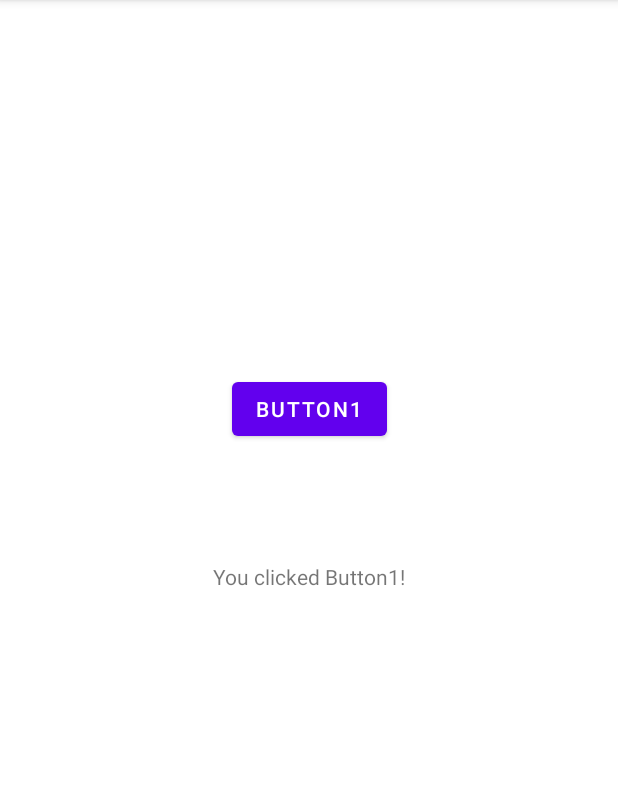
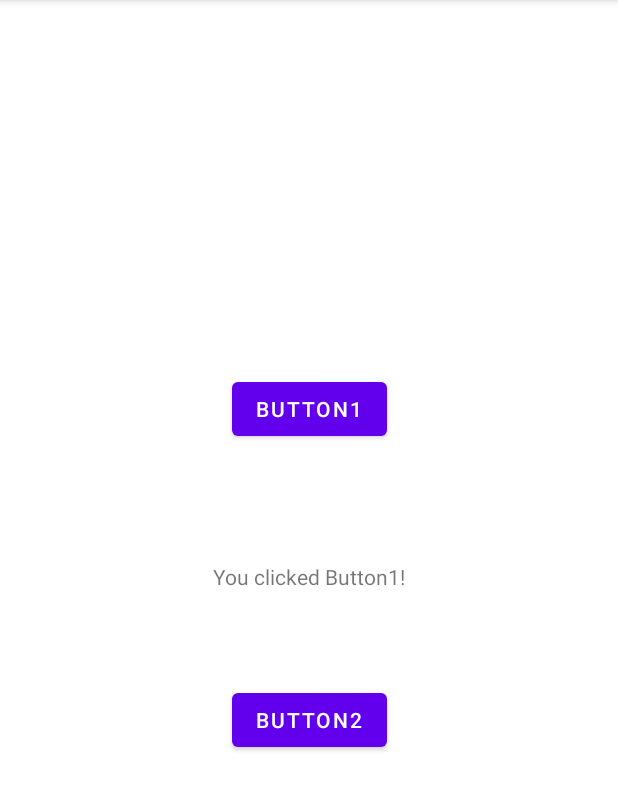
Before and after one commit to chjw9806/AnonymousClass, an Android app: the screen it shows after launch (MainActivity), after a tap on "BUTTON1", on a phone screen of 412 x 824 dp, the part 84-895 px from its top. Run offline under Robolectric (Android 15) with nearby library versions, the phone set to English and light mode, and no system bars.

Commit message:
Anonymous class for multiple buttons

```diff
--- a/app/src/main/java/com/example/anonymousclass/MainActivity.java
+++ b/app/src/main/java/com/example/anonymousclass/MainActivity.java
@@ -7,25 +7,33 @@ import android.view.View;
 import android.widget.Button;
 import android.widget.TextView;
 
-public class MainActivity extends AppCompatActivity {
+public class MainActivity extends AppCompatActivity implements View.OnClickListener{
 
-    Button mButton1;
+    Button mButton1, mButton2;
     TextView mTextView1;
     @Override
-    protected void onCreate(Bundle savedInstanceState) {
+    protected void onCreate(Bundle savedInstanceState){
         super.onCreate(savedInstanceState);
         setContentView(R.layout.activity_main);
 
-        mButton1 = findViewById(R.id.button1);
-        mTextView1 = findViewById(R.id.textView1);
+        mButton1=findViewById(R.id.button1);
+        mButton2=findViewById(R.id.button2);
+        mTextView1=findViewById(R.id.textView1);
 
-        mButton1.setOnClickListener(new View.OnClickListener(){
-
+        mButton1.setOnClickListener(this);
+        mButton2.setOnClickListener(this);
+        }
             @Override
             public void onClick(View v) {
-                mTextView1.setText("You clicked Button1!");
-            }
-        });
+                switch (v.getId()){
+                    case R.id.button1:  mTextView1.setText("You clicked Button1!");
+                        break;
+                    case R.id.button2: mTextView1.setText("You clicked Button2!");
+                    break;
+                    default: break;
+                }
+
+
 
     }
 }
--- a/app/src/main/res/layout/activity_main.xml
+++ b/app/src/main/res/layout/activity_main.xml
@@ -26,4 +26,14 @@
         app:layout_constraintEnd_toEndOf="parent"
         app:layout_constraintStart_toStartOf="parent" />
 
+    <Button
+        android:id="@+id/button2"
+        android:layout_width="wrap_content"
+        android:layout_height="wrap_content"
+        android:layout_marginTop="62dp"
+        android:text="Button2"
+        app:layout_constraintEnd_toEndOf="parent"
+        app:layout_constraintStart_toStartOf="parent"
+        app:layout_constraintTop_toBottomOf="@+id/textView1" />
+
 </androidx.constraintlayout.widget.ConstraintLayout>
```
